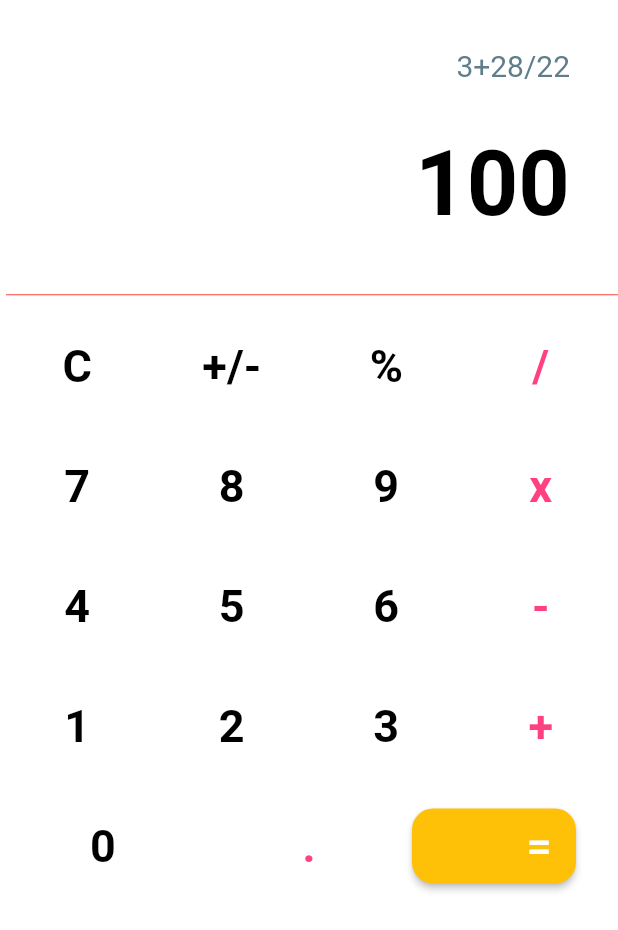
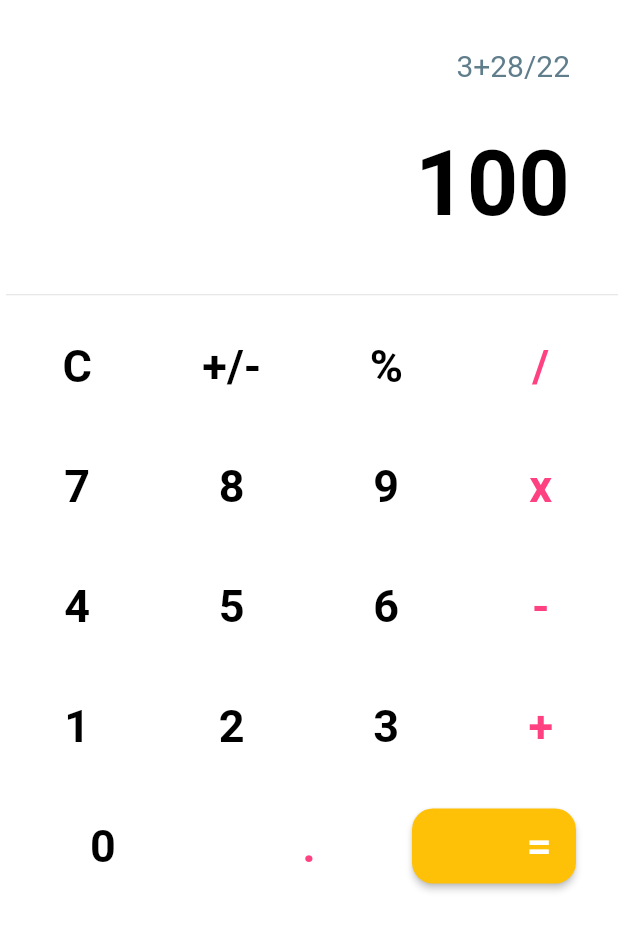
Before and after one commit to ahmedo100/calculator_flutter, a Flutter app: the screen it shows after launch, on a phone screen of 412 x 824 dp. Shown: the top 930 px of the screen. Run offline on Flutter 3.47's test engine with Material 2 defaults, Android fonts, the phone set to English and light mode, and no system bars.

Commit message:
tried 2nd commit

```diff
--- a/lib/main.dart
+++ b/lib/main.dart
@@ -54,7 +54,7 @@ class _CalculatorState extends State<Calculator> {
                   ),
                 ]
               ),
-              Divider(height: 15.0,color: Colors.red,indent: 4.0,),
+              Divider(height: 15.0,indent: 4.0,),
               Row( /// first row
                 mainAxisAlignment:  MainAxisAlignment.center,
                 children: calculatorButtons.firstRow.map(_buildButtons).toList(),
```
